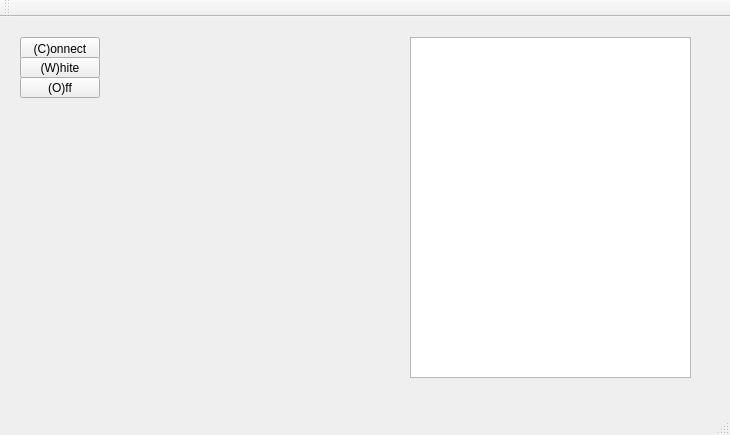
Old version of the form mainwindow.ui in the repository KasanMoor/qt-player.
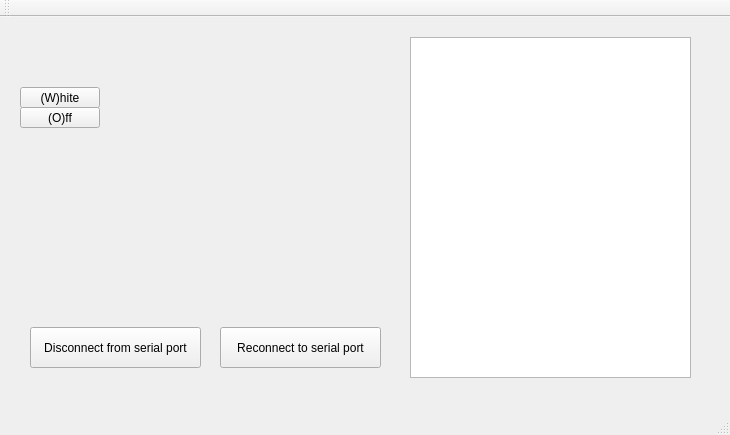
New version of the form.

Commit message: saving before I add write loop

What changed in the file:
```diff
--- a/mainwindow.ui
+++ b/mainwindow.ui
@@ -14,24 +14,11 @@
    <string>MainWindow</string>
   </property>
   <widget class="QWidget" name="centralWidget">
-   <widget class="QPushButton" name="connect">
-    <property name="geometry">
-     <rect>
-      <x>20</x>
-      <y>20</y>
-      <width>80</width>
-      <height>23</height>
-     </rect>
-    </property>
-    <property name="text">
-     <string>(C)onnect</string>
-    </property>
-   </widget>
    <widget class="QPushButton" name="white">
     <property name="geometry">
      <rect>
       <x>20</x>
-      <y>40</y>
+      <y>70</y>
       <width>80</width>
       <height>21</height>
      </rect>
@@ -44,7 +31,7 @@
     <property name="geometry">
      <rect>
       <x>20</x>
-      <y>60</y>
+      <y>90</y>
       <width>80</width>
       <height>21</height>
      </rect>
@@ -66,6 +53,32 @@
      <bool>true</bool>
     </property>
    </widget>
+   <widget class="QPushButton" name="connect">
+    <property name="geometry">
+     <rect>
+      <x>220</x>
+      <y>310</y>
+      <width>161</width>
+      <height>41</height>
+     </rect>
+    </property>
+    <property name="text">
+     <string>Reconnect to serial port</string>
+    </property>
+   </widget>
+   <widget class="QPushButton" name="disconnect">
+    <property name="geometry">
+     <rect>
+      <x>30</x>
+      <y>310</y>
+      <width>171</width>
+      <height>41</height>
+     </rect>
+    </property>
+    <property name="text">
+     <string>Disconnect from serial port</string>
+    </property>
+   </widget>
   </widget>
   <widget class="QMenuBar" name="menuBar">
    <property name="geometry">
```
The commit also changes 2 other files.
